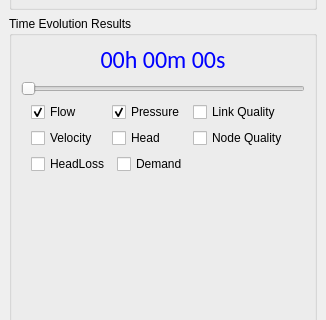
The window that ui/qgisred_results_dock.ui (qgisred/QGISRed) describes before a commit, drawn with Qt 5; both pictures show x 0 to 326 and y 146 to 466 of the 326 by 667 pixel window.
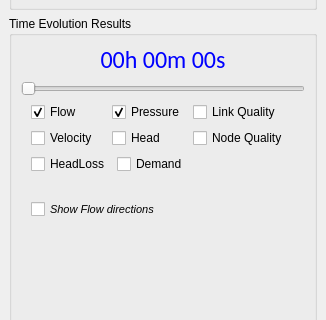
The same window after the commit. Icons and pictures are not drawn.

Commit message: Flow arrows improved

The edit to the form file:
```diff
--- a/ui/qgisred_results_dock.ui
+++ b/ui/qgisred_results_dock.ui
@@ -475,6 +475,41 @@
                  </item>
                 </layout>
                </item>
+               <item>
+                <spacer name="verticalSpacer_2">
+                 <property name="orientation">
+                  <enum>Qt::Vertical</enum>
+                 </property>
+                 <property name="sizeType">
+                  <enum>QSizePolicy::Fixed</enum>
+                 </property>
+                 <property name="sizeHint" stdset="0">
+                  <size>
+                   <width>20</width>
+                   <height>20</height>
+                  </size>
+                 </property>
+                </spacer>
+               </item>
+               <item>
+                <widget class="QCheckBox" name="cbFlowDirections">
+                 <property name="font">
+                  <font>
+                   <family>MS Shell Dlg 2</family>
+                   <pointsize>8</pointsize>
+                   <weight>50</weight>
+                   <italic>true</italic>
+                   <bold>false</bold>
+                  </font>
+                 </property>
+                 <property name="styleSheet">
+                  <string notr="true">font: italic 8pt &quot;MS Shell Dlg 2&quot;;</string>
+                 </property>
+                 <property name="text">
+                  <string>Show Flow directions</string>
+                 </property>
+                </widget>
+               </item>
               </layout>
              </item>
              <item>
```
The commit also changes 3 other files.
